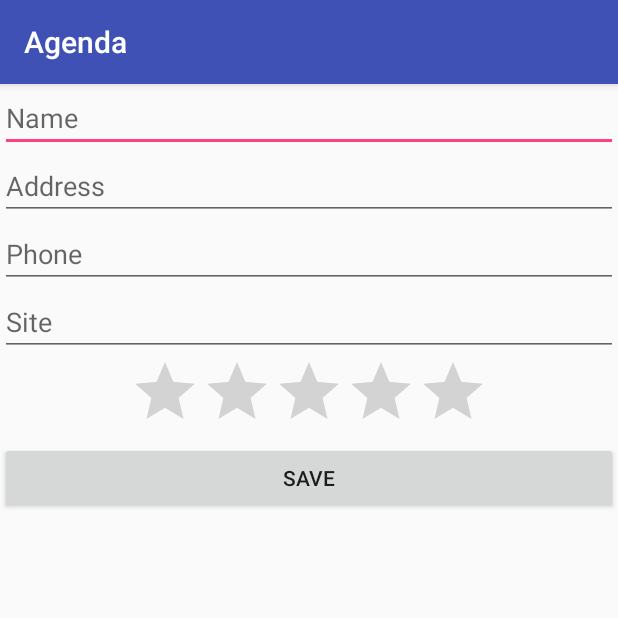
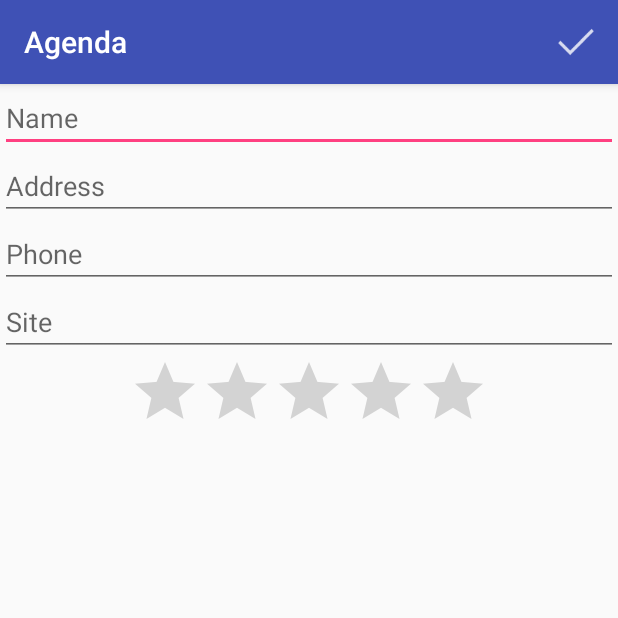
Before and after one commit to joabetc/Agenda, an Android app: the FormActivity screen opened directly, with no data from a screen before it, on a phone screen of 412 x 824 dp, the top half of it. Run offline under Robolectric (Android 15) with nearby library versions, the light colour scheme and no system bars.

Commit message:
Replacing save button by options menu item

```diff
--- a/app/src/main/java/com/example/jtcosta/agenda/FormActivity.java
+++ b/app/src/main/java/com/example/jtcosta/agenda/FormActivity.java
@@ -2,6 +2,9 @@ package com.example.jtcosta.agenda;
 
 import android.support.v7.app.AppCompatActivity;
 import android.os.Bundle;
+import android.view.Menu;
+import android.view.MenuInflater;
+import android.view.MenuItem;
 import android.view.View;
 import android.widget.Button;
 import android.widget.Toast;
@@ -12,14 +15,23 @@ public class FormActivity extends AppCompatActivity {
     protected void onCreate(Bundle savedInstanceState) {
         super.onCreate(savedInstanceState);
         setContentView(R.layout.activity_form);
+    }
 
-        Button saveButton = (Button) findViewById(R.id.form_button_save);
-        saveButton.setOnClickListener(new View.OnClickListener() {
-            @Override
-            public void onClick(View view) {
-                Toast.makeText(FormActivity.this, "Save button clicked!", Toast.LENGTH_SHORT).show();
+    @Override
+    public boolean onCreateOptionsMenu(Menu menu) {
+        MenuInflater inflater = getMenuInflater();
+        inflater.inflate(R.menu.menu_form, menu);
+        return super.onCreateOptionsMenu(menu);
+    }
+
+    @Override
+    public boolean onOptionsItemSelected(MenuItem item) {
+        switch (item.getItemId()) {
+            case R.id.menu_form_ok:
+                Toast.makeText(FormActivity.this, "Student saved!", Toast.LENGTH_SHORT).show();
                 finish();
-            }
-        });
+                break;
+        }
+        return super.onOptionsItemSelected(item);
     }
 }
--- a/app/src/main/res/layout/activity_form.xml
+++ b/app/src/main/res/layout/activity_form.xml
@@ -37,12 +37,6 @@
             android:layout_gravity="center"
             android:id="@+id/form_rating_score"/>
 
-        <Button
-            android:layout_width="match_parent"
-            android:layout_height="wrap_content"
-            android:text="Save"
-            android:id="@+id/form_button_save"/>
-
     </LinearLayout>
 
 </ScrollView>
--- /dev/null
+++ b/app/src/main/res/menu/menu_form.xml
@@ -0,0 +1,12 @@
+<?xml version="1.0" encoding="utf-8"?>
+<menu xmlns:android="http://schemas.android.com/apk/res/android"
+    xmlns:app="http://schemas.android.com/apk/res-auto"
+    xmlns:tools="http://schemas.android.com/tools"
+    tools:context="com.example.jtcosta.agenda.FormActivity">
+
+    <item android:id="@+id/menu_form_ok"
+        android:title="Ok"
+        android:icon="@drawable/ic_confirmar"
+        app:showAsAction="always"/>
+
+</menu>
```
